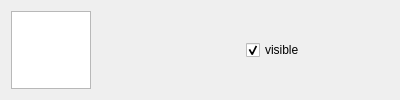
A1rWaxta/RasterShop, file src/uis/LayerPreview.ui: the form before one commit.
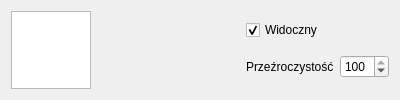
The form after the commit.

Commit message: Added opacity spin box to layer preview and make layer operations buttons look prettier.

```diff
--- a/src/uis/LayerPreview.ui
+++ b/src/uis/LayerPreview.ui
@@ -53,14 +53,47 @@
     </widget>
    </item>
    <item>
+    <layout class="QGridLayout" name="gridLayout">
+     <item row="0" column="0">
     <widget class="QCheckBox" name="visiblityCheckBox">
+       <property name="maximumSize">
+        <size>
+         <width>100</width>
+         <height>16777215</height>
+        </size>
+       </property>
      <property name="text">
-      <string>visible</string>
+        <string>Widoczny</string>
      </property>
      <property name="checked">
       <bool>true</bool>
      </property>
     </widget>
+     </item>
+     <item row="1" column="0">
+      <widget class="QLabel" name="label">
+       <property name="text">
+        <string>Przeźroczystość</string>
+       </property>
+      </widget>
+     </item>
+     <item row="1" column="1">
+      <widget class="QSpinBox" name="opacitySpinBox">
+       <property name="maximumSize">
+        <size>
+         <width>50</width>
+         <height>16777215</height>
+        </size>
+       </property>
+       <property name="maximum">
+        <number>100</number>
+       </property>
+       <property name="value">
+        <number>100</number>
+       </property>
+      </widget>
+     </item>
+    </layout>
    </item>
   </layout>
  </widget>
```
Lines whose indentation alone changed are shown as unchanged. The commit also changes 31 other files.
